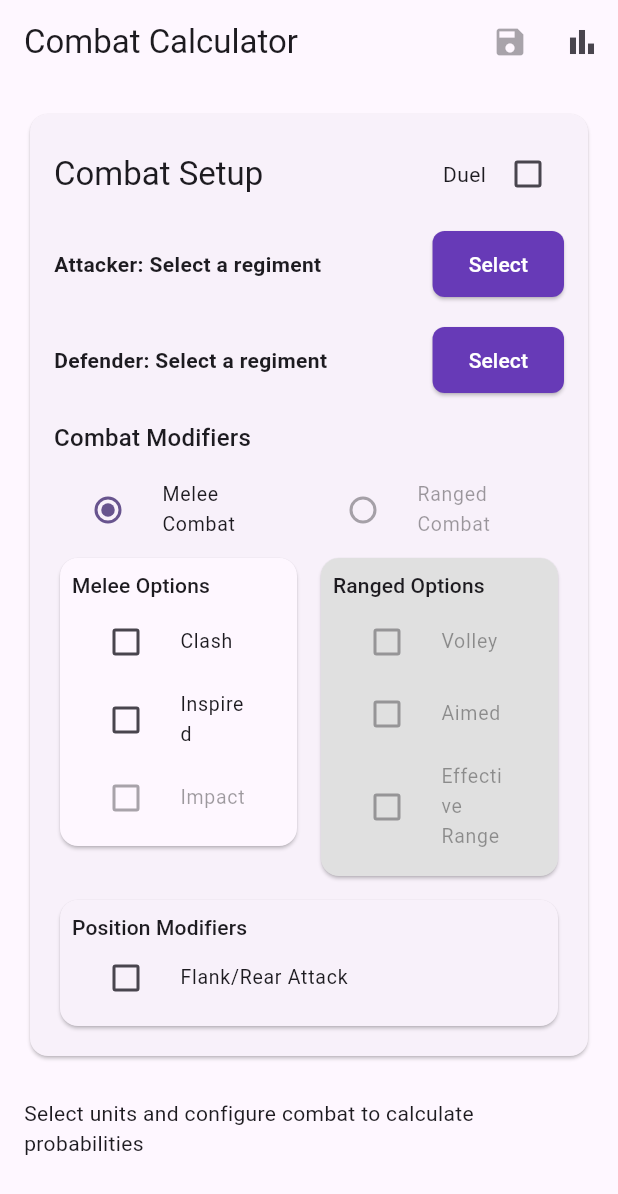
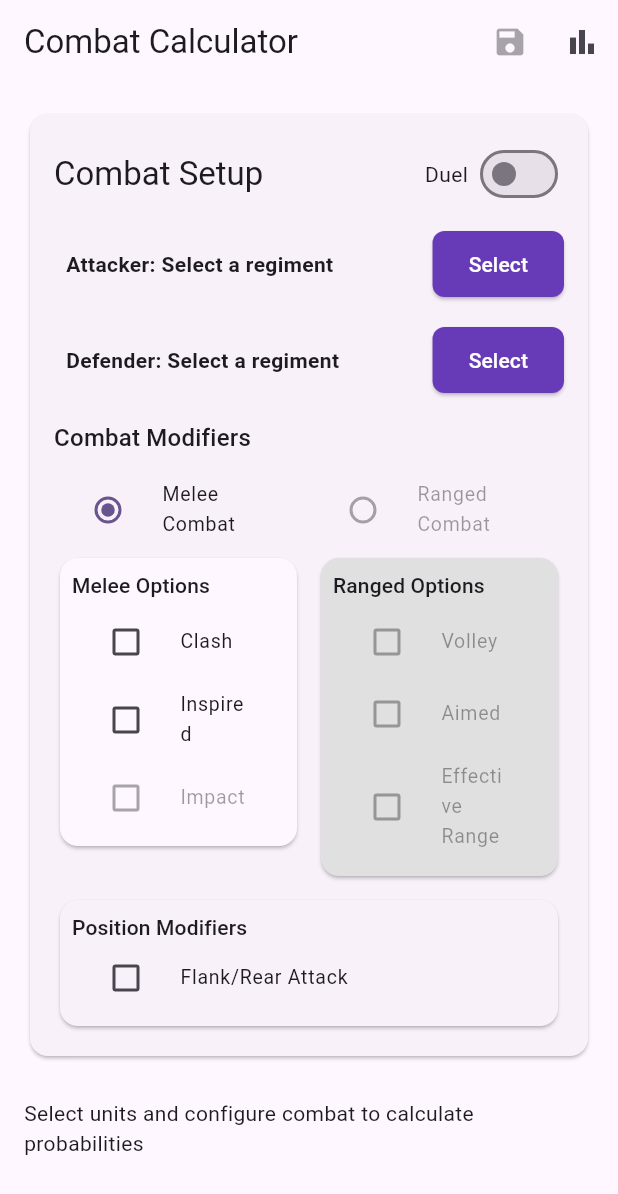
Before and after one commit to WoodRust/ConquestCalculator, a Flutter app: the screen it shows after launch, on a phone screen of 412 x 824 dp. Shown: the top 1194 px of the screen. Run offline on Flutter 3.47's test engine with Material 3 defaults, Android fonts, the phone set to English and light mode, and no system bars; our stand-ins replace fl_chart, flutter_riverpod, google_fonts.

Commit message:
Duel mode working with intiial testing.

```diff
--- a/lib/presentation/providers/combat_provider.dart
+++ b/lib/presentation/providers/combat_provider.dart
@@ -12,10 +12,10 @@ enum CombatMode { melee, ranged }
 class CombatState {
   final Regiment? attacker;
   final int numAttackerStands;
-  final Regiment? attackerCharacter; // Added: character attached to attacker
+  final Regiment? attackerCharacter;
   final Regiment? defender;
   final int numDefenderStands;
-  final Regiment? defenderCharacter; // Added: character attached to defender
+  final Regiment? defenderCharacter;
   final bool isCharge;
   final bool isImpact;
   final bool isFlank;
@@ -28,15 +28,16 @@ class CombatState {
   final List<SavedCalculation> savedCalculations;
   final bool showCumulativeDistribution;
   final CombatMode combatMode;
-  final bool isDuelMode; // Added: flag for duel mode
+  final bool isDuelMode;
+  final bool selectionResetDueToModeChange; // New flag for visual feedback
 
   CombatState({
     this.attacker,
     this.numAttackerStands = 3,
-    this.attackerCharacter, // Added
+    this.attackerCharacter,
     this.defender,
     this.numDefenderStands = 3,
-    this.defenderCharacter, // Added
+    this.defenderCharacter,
     this.isCharge = false,
     this.isImpact = false,
     this.isFlank = false,
@@ -49,7 +50,8 @@ class CombatState {
     this.savedCalculations = const [],
     this.showCumulativeDistribution = false,
     this.combatMode = CombatMode.melee,
-    this.isDuelMode = false, // Added with default value false
+    this.isDuelMode = false,
+    this.selectionResetDueToModeChange = false, // Initialize with false
   });
 
   CombatState copyWith({
@@ -74,7 +76,8 @@ class CombatState {
     List<SavedCalculation>? savedCalculations,
     bool? showCumulativeDistribution,
     CombatMode? combatMode,
-    bool? isDuelMode, // Added
+    bool? isDuelMode,
+    bool? selectionResetDueToModeChange, // Added to copyWith
   }) {
     return CombatState(
       attacker: attacker ?? this.attacker,
@@ -101,7 +104,9 @@ class CombatState {
       showCumulativeDistribution:
           showCumulativeDistribution ?? this.showCumulativeDistribution,
       combatMode: combatMode ?? this.combatMode,
-      isDuelMode: isDuelMode ?? this.isDuelMode, // Added
+      isDuelMode: isDuelMode ?? this.isDuelMode,
+      selectionResetDueToModeChange:
+          selectionResetDueToModeChange ?? this.selectionResetDueToModeChange,
     );
   }
 
@@ -163,31 +168,51 @@ class CombatNotifier extends StateNotifier<CombatState> {
 
   CombatNotifier(this._calculateCombat) : super(CombatState());
 
-  // Add method to toggle duel mode
+  // Updated toggleDuelMode method with visual feedback
   void toggleDuelMode(bool value) {
-    // Clear selections when toggling duel mode
-    state = state.copyWith(
+    // Get a copy of the current state for debugging
+    final beforeAttacker = state.attacker;
+    final beforeDefender = state.defender;
+
+    // Force the selections to null by creating a new state with explicit nulls
+    final newState = CombatState(
       isDuelMode: value,
+      // Explicitly set to null instead of using copyWith
       attacker: null,
       defender: null,
-      clearAttackerCharacter: true,
-      clearDefenderCharacter: true,
-      clearSimulation: true, // Clear the simulation result as well
-    );
-
-    // Reset combat modifiers when entering duel mode
-    if (value) {
-      state = state.copyWith(
+      numAttackerStands: 3,
+      numDefenderStands: 3,
+      // Reset combat modifiers
       isCharge: false,
       isImpact: false,
       isFlank: false,
       isRear: false,
       isVolley: false,
       isWithinEffectiveRange: false,
-        specialRulesInEffect: {},
-        specialRuleValues: {},
+      specialRulesInEffect: const {},
+      specialRuleValues: const {},
+      // Visual feedback
+      selectionResetDueToModeChange: true,
+      // These will preserve saved calculations
+      savedCalculations: state.savedCalculations,
+      showCumulativeDistribution: state.showCumulativeDistribution,
+      combatMode: value ? CombatMode.melee : state.combatMode,
     );
+
+    // Update the state with the new clean state
+    state = newState;
+
+    // Debug output to verify state changes
+    print("toggleDuelMode: isDuelMode=$value");
+    print("BEFORE: attacker=$beforeAttacker, defender=$beforeDefender");
+    print("AFTER: attacker=${state.attacker}, defender=${state.defender}");
+
+    // Clear the visual feedback flag after a short delay
+    Future.delayed(const Duration(milliseconds: 1500), () {
+      if (mounted) {
+        state = state.copyWith(selectionResetDueToModeChange: false);
       }
+    });
   }
 
   void updateAttacker(Regiment attacker) {
--- a/lib/presentation/screens/combat_calculator_screen.dart
+++ b/lib/presentation/screens/combat_calculator_screen.dart
@@ -60,13 +60,14 @@ class CombatCalculatorScreen extends ConsumerWidget {
                             children: [
                               const Text('Duel'),
                               const SizedBox(width: 4),
-                              Checkbox(
+                              Switch(
                                 value: combatState.isDuelMode,
                                 onChanged: (value) {
-                                  if (value != null) {
                                   combatNotifier.toggleDuelMode(value);
-                                  }
-                                },
+                                  _showDuelModeToggleMessage(context, value);
+                                },
+                                activeColor:
+                                    Theme.of(context).colorScheme.primary,
                               ),
                             ],
                           ),
@@ -132,13 +133,37 @@ class CombatCalculatorScreen extends ConsumerWidget {
                         ),
 
                       // Attacker selection
+                      Column(
+                        crossAxisAlignment: CrossAxisAlignment.start,
+                        children: [
                           Row(
                             children: [
                               Expanded(
+                                child: AnimatedContainer(
+                                  duration: const Duration(milliseconds: 300),
+                                  padding: const EdgeInsets.symmetric(
+                                      horizontal: 8, vertical: 6),
+                                  decoration: BoxDecoration(
+                                    color: combatState
+                                            .selectionResetDueToModeChange
+                                        ? Theme.of(context)
+                                            .colorScheme
+                                            .errorContainer
+                                            .withOpacity(0.3)
+                                        : Colors.transparent,
+                                    borderRadius: BorderRadius.circular(4),
+                                  ),
                                   child: Text(
-                              'Attacker: ${combatState.attacker?.name ?? 'Select a regiment'}',
-                              style:
-                                  const TextStyle(fontWeight: FontWeight.bold),
+                                    // Absolutely ensure we display "Select a regiment" when null
+                                    'Attacker: ${combatState.attacker?.name ?? "Select a regiment"}',
+                                    style: TextStyle(
+                                      fontWeight: FontWeight.bold,
+                                      color: combatState
+                                              .selectionResetDueToModeChange
+                                          ? Theme.of(context).colorScheme.error
+                                          : null,
+                                    ),
+                                  ),
                                 ),
                               ),
                               if (combatState.attacker != null &&
@@ -147,8 +172,8 @@ class CombatCalculatorScreen extends ConsumerWidget {
                                 TargetSelector(
                                   selectionLimit: 10,
                                   initialValue: combatState.numAttackerStands,
-                              onChanged: (value) =>
-                                  combatNotifier.updateAttackerStands(value),
+                                  onChanged: (value) => combatNotifier
+                                      .updateAttackerStands(value),
                                 ),
                               const SizedBox(width: 8),
                               ElevatedButton(
@@ -169,6 +194,8 @@ class CombatCalculatorScreen extends ConsumerWidget {
                                 ),
                             ],
                           ),
+                        ],
+                      ),
 
                       // Display attached character info with remove button
                       if (combatState.attackerCharacter != null) ...[
@@ -249,13 +276,37 @@ class CombatCalculatorScreen extends ConsumerWidget {
                       const SizedBox(height: 16),
 
                       // Defender selection
+                      Column(
+                        crossAxisAlignment: CrossAxisAlignment.start,
+                        children: [
                           Row(
                             children: [
                               Expanded(
+                                child: AnimatedContainer(
+                                  duration: const Duration(milliseconds: 300),
+                                  padding: const EdgeInsets.symmetric(
+                                      horizontal: 8, vertical: 6),
+                                  decoration: BoxDecoration(
+                                    color: combatState
+                                            .selectionResetDueToModeChange
+                                        ? Theme.of(context)
+                                            .colorScheme
+                                            .errorContainer
+                                            .withOpacity(0.3)
+                                        : Colors.transparent,
+                                    borderRadius: BorderRadius.circular(4),
+                                  ),
                                   child: Text(
-                              'Defender: ${combatState.defender?.name ?? 'Select a regiment'}',
-                              style:
-                                  const TextStyle(fontWeight: FontWeight.bold),
+                                    // Absolutely ensure we display "Select a regiment" when null
+                                    'Defender: ${combatState.defender?.name ?? "Select a regiment"}',
+                                    style: TextStyle(
+                                      fontWeight: FontWeight.bold,
+                                      color: combatState
+                                              .selectionResetDueToModeChange
+                                          ? Theme.of(context).colorScheme.error
+                                          : null,
+                                    ),
+                                  ),
                                 ),
                               ),
                               if (combatState.defender != null &&
@@ -264,8 +315,8 @@ class CombatCalculatorScreen extends ConsumerWidget {
                                 TargetSelector(
                                   selectionLimit: 10,
                                   initialValue: combatState.numDefenderStands,
-                              onChanged: (value) =>
-                                  combatNotifier.updateDefenderStands(value),
+                                  onChanged: (value) => combatNotifier
+                                      .updateDefenderStands(value),
                                 ),
                               const SizedBox(width: 8),
                               ElevatedButton(
@@ -283,6 +334,8 @@ class CombatCalculatorScreen extends ConsumerWidget {
                                       : 'Change character stand',
                                   onPressed: () =>
                                       _selectDefenderCharacter(context, ref),
+                                ),
+                            ],
                           ),
                         ],
                       ),
@@ -819,6 +872,37 @@ class CombatCalculatorScreen extends ConsumerWidget {
     return Colors.red;
   }
 
+  void _showDuelModeToggleMessage(BuildContext context, bool isDuelMode) {
+    ScaffoldMessenger.of(context)
+        .clearSnackBars(); // Clear any existing messages
+    ScaffoldMessenger.of(context).showSnackBar(
+      SnackBar(
+        content: Row(
+          children: [
+            Icon(isDuelMode ? Icons.person : Icons.people, color: Colors.white),
+            const SizedBox(width: 12),
+            Expanded(
+              child: Text(
+                isDuelMode
+                    ? 'Switched to Duel Mode. All selections have been reset.'
+                    : 'Exited Duel Mode. All selections have been reset.',
+                style: const TextStyle(fontWeight: FontWeight.bold),
+              ),
+            ),
+          ],
+        ),
+        backgroundColor: isDuelMode
+            ? Theme.of(context).colorScheme.primary
+            : Theme.of(context).colorScheme.secondary,
+        duration: const Duration(seconds: 3),
+        behavior: SnackBarBehavior.floating,
+        shape: RoundedRectangleBorder(
+          borderRadius: BorderRadius.circular(8),
+        ),
+      ),
+    );
+  }
+
   void _showSaveDialog(BuildContext context, CombatNotifier notifier) {
     final textController = TextEditingController();
 
```
Lines whose indentation alone changed are shown as unchanged.
